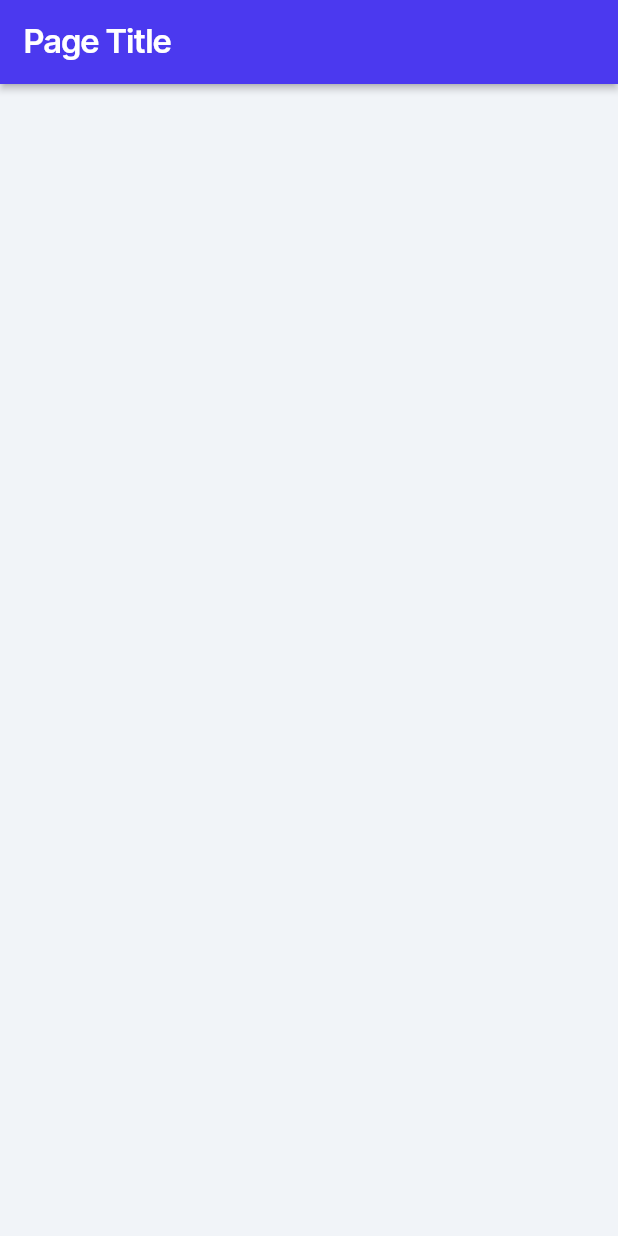
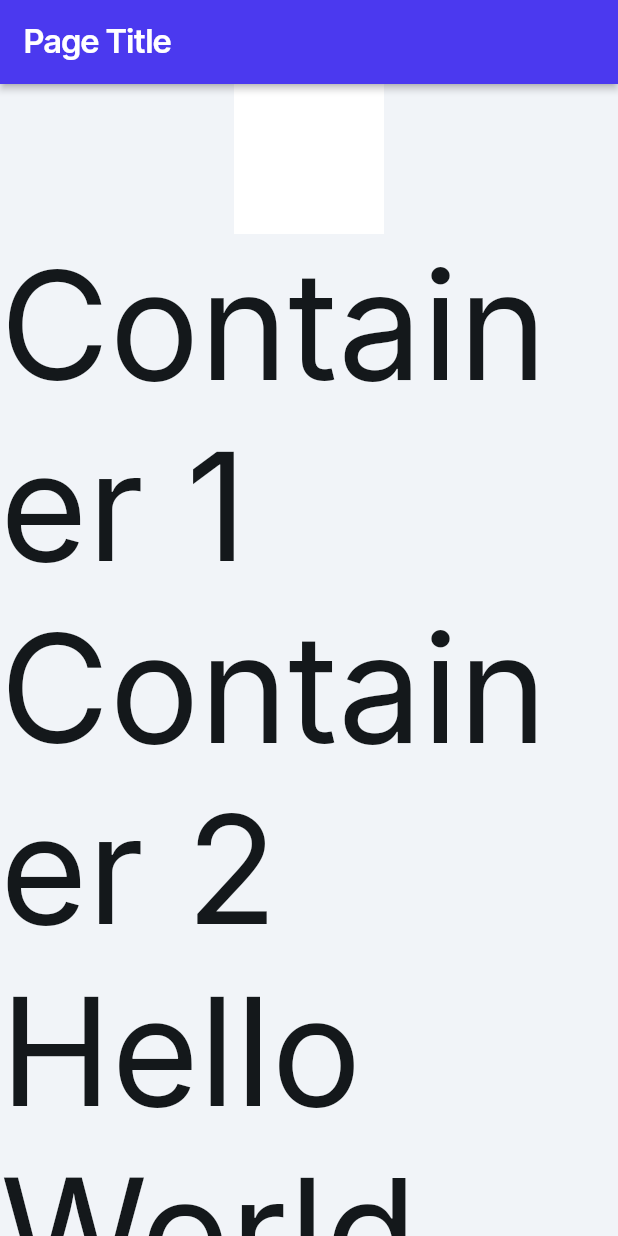
Before and after one commit to jsanz994/Despliegue, a Flutter app: the DTOsWidget screen opened by its route, on a phone screen of 412 x 824 dp. Run offline on Flutter 3.47's test engine with Material 3 defaults, Android fonts, the phone set to English and light mode, and no system bars; our stand-ins replace auto_size_text, font_awesome_flutter, from_css_color, go_router, google_fonts, page_transition and 4 more; missing offline and left inert: internet_file, json_path, pdfx; accounts and stored records are empty.

Commit message:
Updating to latest FlutterFlow output.

```diff
--- a/lib/app_state.dart
+++ b/lib/app_state.dart
@@ -21,7 +21,14 @@ class FFAppState extends ChangeNotifier {
     notifyListeners();
   }
 
-  List<String> _listaNombres = ['Container 1', 'Container 2'];
+  List<String> _listaNombres = [
+    'Container 1',
+    'Container 2',
+    'Hello World',
+    'Hello World',
+    'Hello World',
+    'Hello World'
+  ];
   List<String> get listaNombres => _listaNombres;
   set listaNombres(List<String> value) {
     _listaNombres = value;
--- a/lib/d_t_os/d_t_os_widget.dart
+++ b/lib/d_t_os/d_t_os_widget.dart
@@ -91,7 +91,54 @@ class _DTOsWidgetState extends State<DTOsWidget> {
           top: true,
           child: Column(
             mainAxisSize: MainAxisSize.max,
-            children: [],
+            children: [
+              Container(
+                width: 100.0,
+                height: 100.0,
+                decoration: BoxDecoration(
+                  color: FlutterFlowTheme.of(context).secondaryBackground,
+                ),
+              ),
+              Expanded(
+                child: Builder(
+                  builder: (context) {
+                    final va = FFAppState().listaNombres.toList();
+
+                    return ListView.builder(
+                      padding: EdgeInsets.zero,
+                      shrinkWrap: true,
+                      scrollDirection: Axis.vertical,
+                      itemCount: va.length,
+                      itemBuilder: (context, vaIndex) {
+                        final vaItem = va[vaIndex];
+                        return Text(
+                          vaItem,
+                          style:
+                              FlutterFlowTheme.of(context).bodyMedium.override(
+                                    font: GoogleFonts.inter(
+                                      fontWeight: FlutterFlowTheme.of(context)
+                                          .bodyMedium
+                                          .fontWeight,
+                                      fontStyle: FlutterFlowTheme.of(context)
+                                          .bodyMedium
+                                          .fontStyle,
+                                    ),
+                                    fontSize: 100.0,
+                                    letterSpacing: 0.0,
+                                    fontWeight: FlutterFlowTheme.of(context)
+                                        .bodyMedium
+                                        .fontWeight,
+                                    fontStyle: FlutterFlowTheme.of(context)
+                                        .bodyMedium
+                                        .fontStyle,
+                                  ),
+                        );
+                      },
+                    );
+                  },
+                ),
+              ),
+            ],
           ),
         ),
       ),
```
Also changed, not shown: lib/custom_code/actions/generar_pdf.dart (+115 -21 lines).
